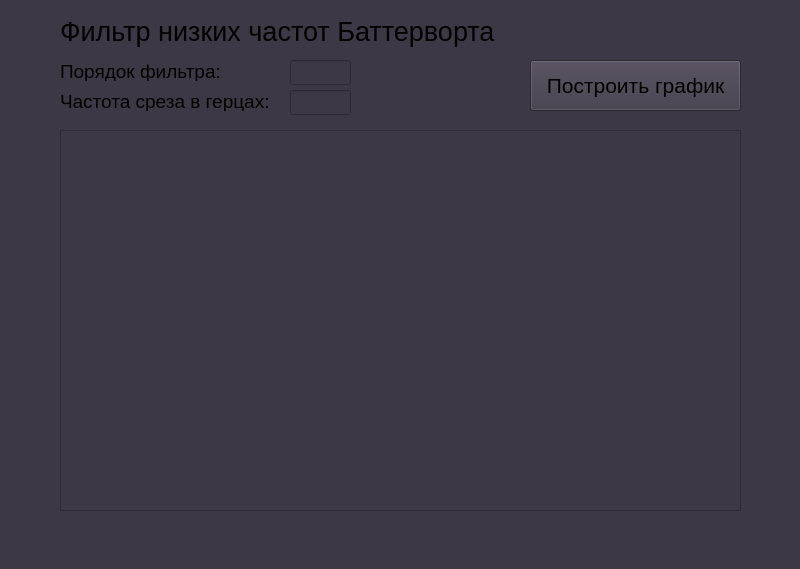
Before: the Qt Designer form untitled.ui in Kavik22/butter_lowpass_filter, drawn with Qt 5.
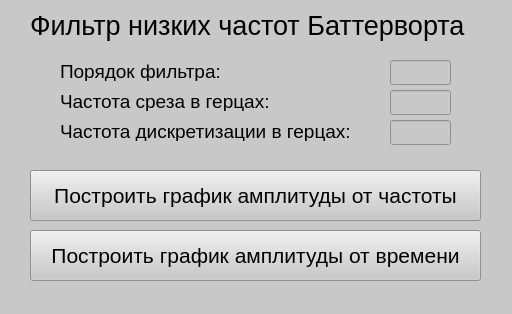
After: the same form once the commit is applied.

Commit message: [upd] Add second_ui.py, all logic is in it

Patch:
```diff
--- a/untitled.ui
+++ b/untitled.ui
@@ -6,27 +6,17 @@
    <rect>
     <x>0</x>
     <y>0</y>
-    <width>800</width>
-    <height>569</height>
+    <width>512</width>
+    <height>314</height>
    </rect>
   </property>
   <property name="windowTitle">
    <string>MainWindow</string>
   </property>
   <property name="styleSheet">
-   <string notr="true">background-color:  rgb(61, 56, 70)</string>
+   <string notr="true">background-color:  rgb(200, 200, 200);</string>
   </property>
   <widget class="QWidget" name="centralwidget">
-   <widget class="QGraphicsView" name="graphicsView">
-    <property name="geometry">
-     <rect>
-      <x>60</x>
-      <y>130</y>
-      <width>681</width>
-      <height>381</height>
-     </rect>
-    </property>
-   </widget>
    <widget class="QLabel" name="order_label">
     <property name="geometry">
      <rect>
@@ -56,9 +46,9 @@
    <widget class="QLabel" name="title">
     <property name="geometry">
      <rect>
-      <x>60</x>
-      <y>16</y>
-      <width>631</width>
+      <x>30</x>
+      <y>10</y>
+      <width>451</width>
       <height>31</height>
      </rect>
     </property>
@@ -69,9 +59,9 @@
    <widget class="QPushButton" name="graph_create_button">
     <property name="geometry">
      <rect>
-      <x>530</x>
-      <y>60</y>
-      <width>211</width>
+      <x>30</x>
+      <y>170</y>
+      <width>451</width>
       <height>51</height>
      </rect>
     </property>
@@ -82,13 +72,13 @@
      </font>
     </property>
     <property name="text">
-     <string>Построить график</string>
+     <string>Построить график амплитуды от частоты</string>
     </property>
    </widget>
    <widget class="QLineEdit" name="order_input">
     <property name="geometry">
      <rect>
-      <x>290</x>
+      <x>390</x>
       <y>60</y>
       <width>61</width>
       <height>25</height>
@@ -98,15 +88,56 @@
    <widget class="QLineEdit" name="frequency_input">
     <property name="geometry">
      <rect>
-      <x>290</x>
+      <x>390</x>
       <y>90</y>
       <width>61</width>
       <height>25</height>
      </rect>
     </property>
    </widget>
+   <widget class="QLabel" name="frequency_sampling_label">
+    <property name="geometry">
+     <rect>
+      <x>60</x>
+      <y>120</y>
+      <width>301</width>
+      <height>21</height>
+     </rect>
+    </property>
+    <property name="text">
+     <string>&lt;html&gt;&lt;head/&gt;&lt;body&gt;&lt;p&gt;&lt;span style=&quot; font-size:14pt;&quot;&gt;Частота дискретизации в герцах:&lt;/span&gt;&lt;/p&gt;&lt;/body&gt;&lt;/html&gt;</string>
+    </property>
+   </widget>
+   <widget class="QLineEdit" name="frequency_sampling_input">
+    <property name="geometry">
+     <rect>
+      <x>390</x>
+      <y>120</y>
+      <width>61</width>
+      <height>25</height>
+     </rect>
+    </property>
+   </widget>
+   <widget class="QPushButton" name="graph_create_button_2">
+    <property name="geometry">
+     <rect>
+      <x>30</x>
+      <y>230</y>
+      <width>451</width>
+      <height>51</height>
+     </rect>
+    </property>
+    <property name="font">
+     <font>
+      <pointsize>16</pointsize>
+      <italic>false</italic>
+     </font>
+    </property>
+    <property name="text">
+     <string>Построить график амплитуды от времени</string>
+    </property>
+   </widget>
   </widget>
-  <widget class="QStatusBar" name="statusbar"/>
  </widget>
  <resources/>
  <connections/>
```
The commit also changes 2 other files.
